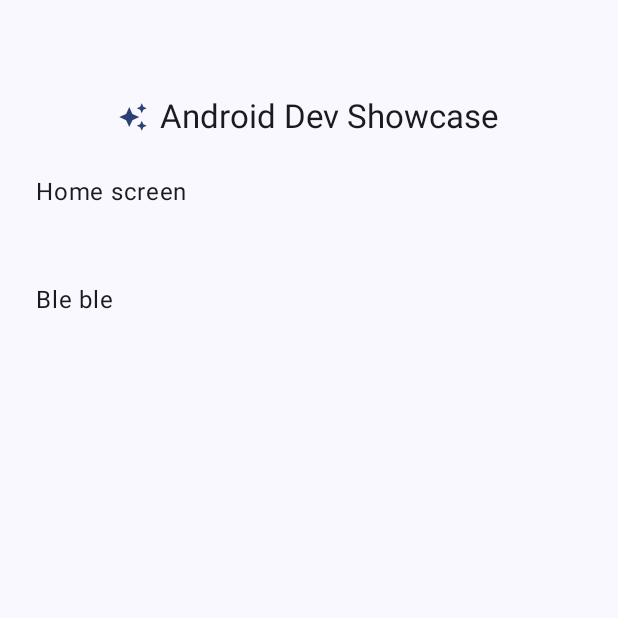
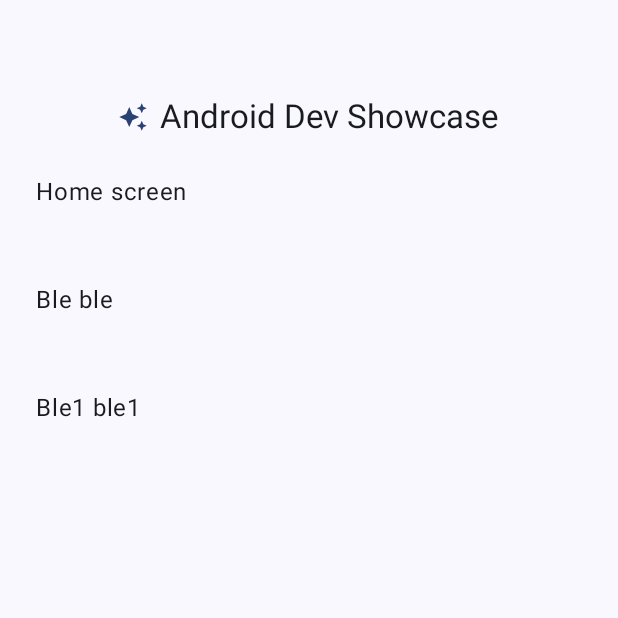
Before and after one commit to aarciuch/ExampleKoinAPP, an Android app built with Jetpack Compose: the screen it shows after launch (MainActivity), on a phone screen of 412 x 824 dp, the top half of it. Run offline under Robolectric (Android 15) with nearby library versions, the phone set to English and light mode, and no system bars.

Commit message:
bel1 ble1

```diff
--- a/app/src/main/java/psm/lab/examplekoinapp/screens/HomeScreen.kt
+++ b/app/src/main/java/psm/lab/examplekoinapp/screens/HomeScreen.kt
@@ -25,5 +25,8 @@ fun HomeScreen() {
         Row {
             Text(modifier = Modifier.padding(24.dp), text = "Ble ble")
         }
+        Row {
+            Text(modifier = Modifier.padding(24.dp), text = "Ble1 ble1")
+        }
     }
 }
```
